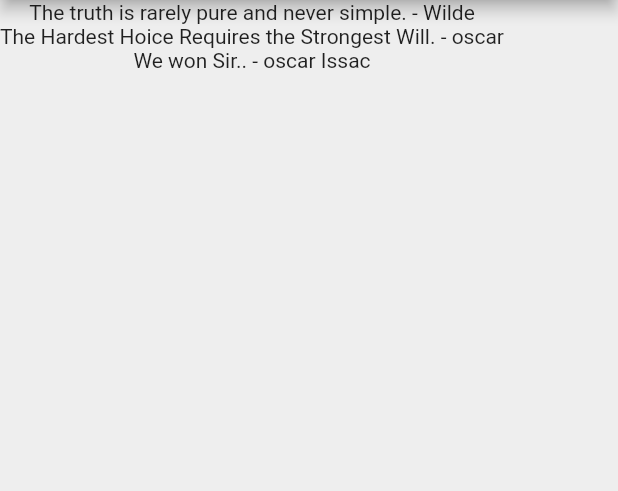
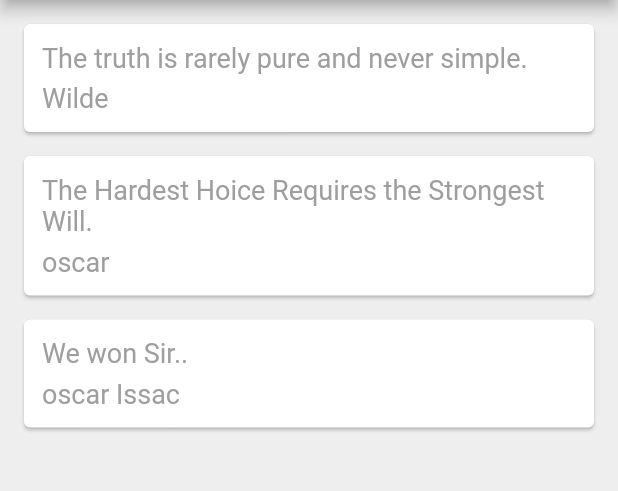
Before and after one commit to kishoreckd/Quotes-flutter, a Flutter app: the screen it shows after launch, on a phone screen of 412 x 824 dp, the part 84-575 px from its top. Run offline on Flutter 3.47's test engine with Material 2 defaults, Android fonts, the phone set to English and light mode, and no system bars.

Commit message:
quotes added using widgets

```diff
--- a/lib/main.dart
+++ b/lib/main.dart
@@ -22,6 +22,31 @@ class _QuoteListState extends State<QuoteList> {
         author: 'oscar'),
     Quote(text: 'We won Sir..', author: 'oscar Issac'),
   ];
+
+  Widget quoteTemplate(Quote quotes) {
+    return Card(
+        margin: const EdgeInsets.fromLTRB(16.0, 16.0, 16.0, 0),
+        child: Padding(
+          padding: const EdgeInsets.all(12.0),
+          child: Column(
+            crossAxisAlignment: CrossAxisAlignment.stretch,
+            children: [
+              Text(
+                quotes.text,
+                style: const TextStyle(fontSize: 18.0, color: Colors.grey),
+              ),
+              const SizedBox(
+                height: 6.0,
+              ),
+              Text(
+                quotes.author,
+                style: const TextStyle(fontSize: 18.0, color: Colors.grey),
+              ),
+            ],
+          ),
+        ));
+  }
+
   @override
   Widget build(BuildContext context) {
     return Scaffold(
@@ -32,7 +57,9 @@ class _QuoteListState extends State<QuoteList> {
         backgroundColor: Colors.redAccent,
       ),
       body: Column(
-        children: quotes.map((e) => Text('${e.text} - ${e.author}')).toList(),
+        children: quotes.map((e) => quoteTemplate(e)).toList(),
+// listcomprehension
+        // children: quotes.map((e) => Text('${e.text} - ${e.author}')).toList(),
       ),
     );
   }
```
